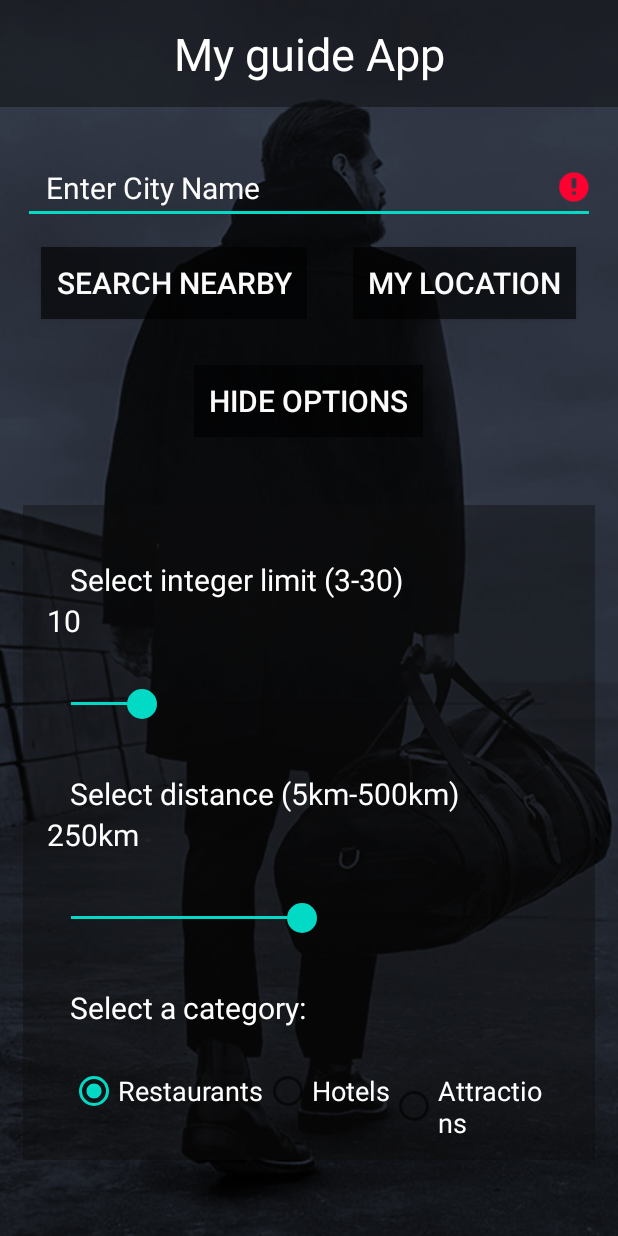
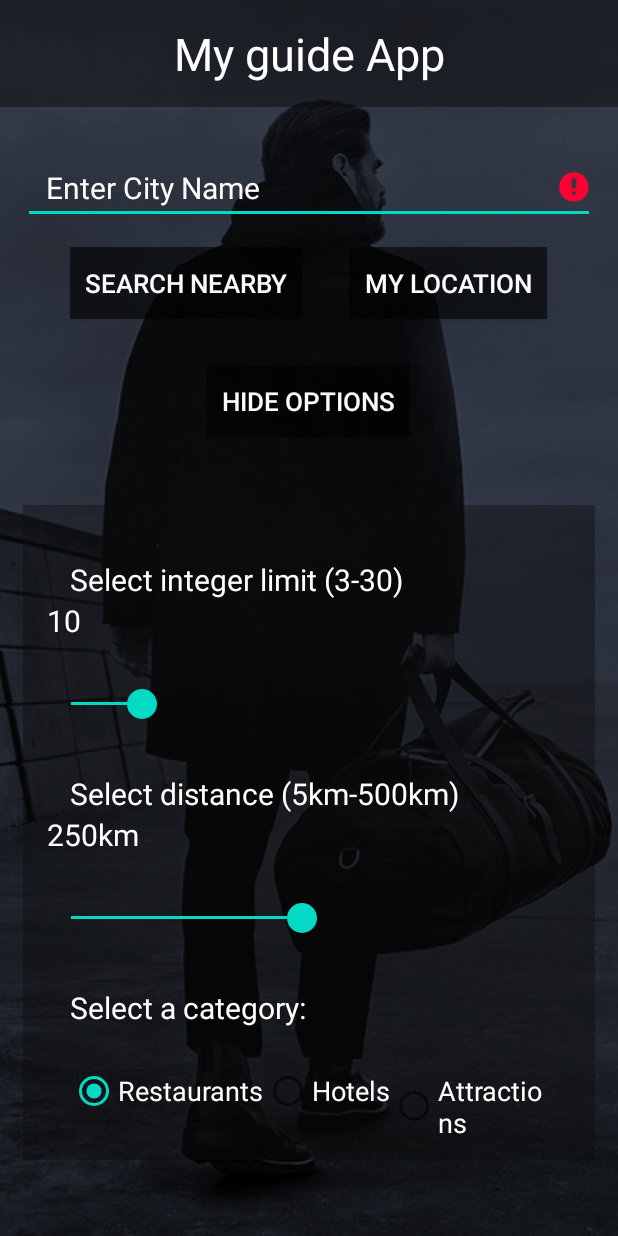
Before and after one commit to strongkoya/My_Guide, an Android app: the screen it shows after launch (MainActivity), after a tap on "MORE OPTIONS", on a phone screen of 412 x 824 dp. Run offline under Robolectric (Android 15) with nearby library versions, the phone set to English and light mode, and no system bars; our stand-ins replace Volley; libraries missing offline, so code that uses them is left out: com.microsoft.maps; pictures from the network do not load; 2 other taps on this screen came first.

Commit message:
Finishing the App

```diff
--- a/app/src/main/res/layout/activity_main.xml
+++ b/app/src/main/res/layout/activity_main.xml
@@ -51,7 +51,7 @@
         android:layout_marginEnd="15dp"
         android:layout_marginRight="15dp"
         android:ems="10"
-        android:hint="Enter City Name"
+        android:hint="@string/enter_city_name"
         android:inputType="textPersonName"
         android:paddingLeft="15dp"
         android:textColor="#FFFFFF"
@@ -82,7 +82,7 @@
         android:padding="10dp"
         android:text="@string/search_nearby"
         android:textColor="#FBFBFB"
-        android:textSize="20dp"
+        android:textSize="17sp"
         />
         <Button
             android:id="@+id/buttonLocation"
@@ -93,7 +93,7 @@
             android:padding="10dp"
             android:text="@string/location"
             android:textColor="#FBFBFB"
-            android:textSize="20dp"/>
+            android:textSize="17sp"/>
         </LinearLayout>
         <Button
             android:id="@+id/show_options_button"
@@ -104,7 +104,7 @@
             android:padding="10dp"
             android:text="@string/more_options"
             android:textColor="#FBFBFB"
-            android:textSize="20dp"
+            android:textSize="17sp"
             android:layout_gravity="center"/>
         <Button
             android:id="@+id/hide_button"
@@ -115,7 +115,7 @@
             android:padding="10dp"
             android:text="@string/hide_options"
             android:textColor="#FBFBFB"
-            android:textSize="20dp"
+            android:textSize="17sp"
             android:layout_gravity="center"
             android:visibility="gone"/>
 
--- a/app/src/main/res/values/strings.xml
+++ b/app/src/main/res/values/strings.xml
@@ -13,4 +13,5 @@
     <string name="select_integer_limit_3_30">Select integer limit (3-30)</string>
     <string name="select_distance_5km_500km">Select distance (5km-500km)</string>
     <string name="select_a_category">Select a category:</string>
+    <string name="enter_city_name">Enter City Name</string>
 </resources>
```
Also changed, not shown: 1 other file.
